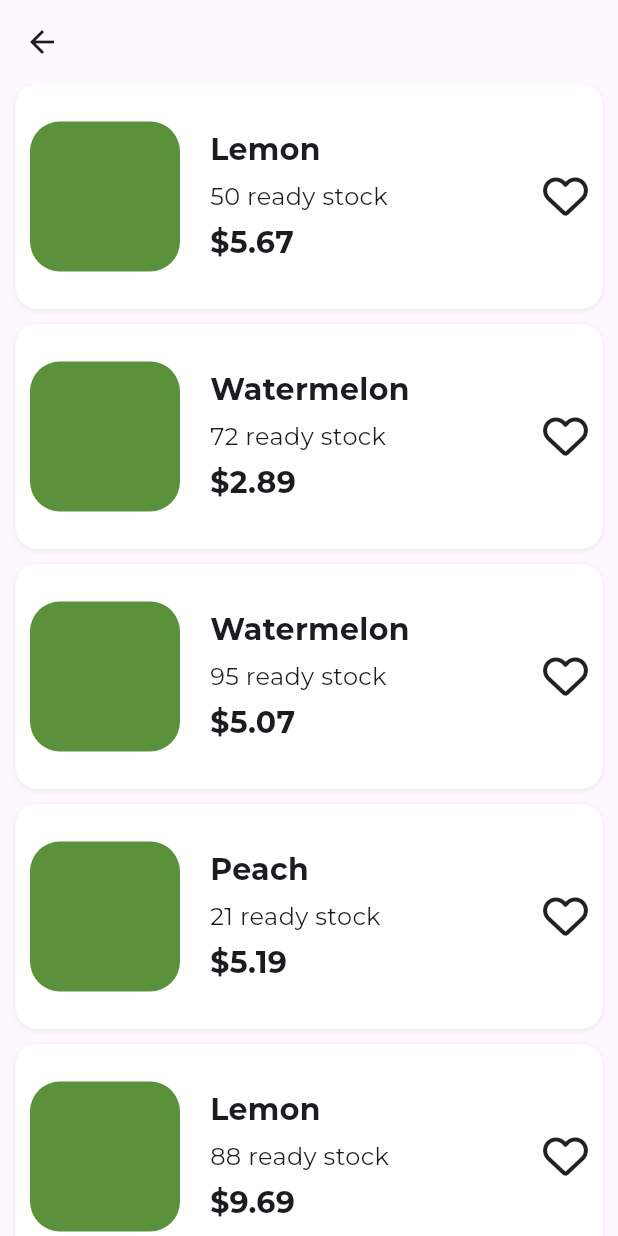
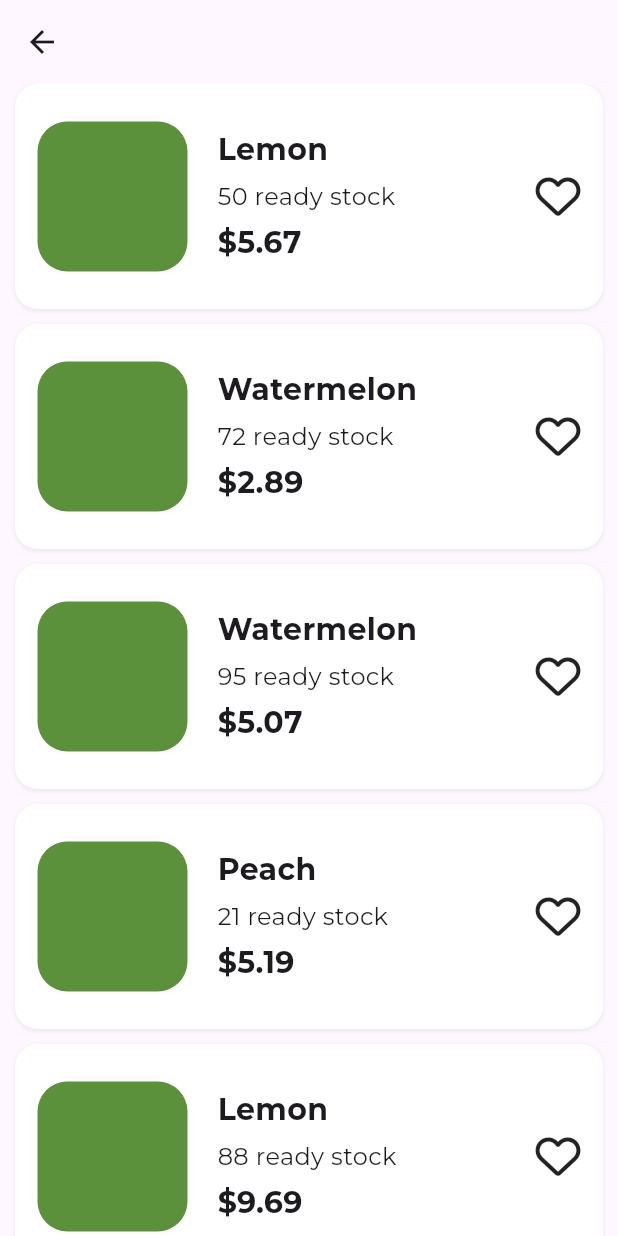
Before and after one commit to JIKEY002/Flutter-bai-tap-buoi_18, a Flutter app: the LayoutWidgetItem widget shown alone on an empty page, opened directly, on a phone screen of 412 x 824 dp. Run offline on Flutter 3.47's test engine with Material 3 defaults, Android fonts, the phone set to English and light mode, and no system bars; our stand-ins replace font_awesome_flutter.

Commit message:
Update padding in LayoutWidgetItem and change main widget to LayoutWidgetStarted

```diff
--- a/lib/component_1.dart
+++ b/lib/component_1.dart
@@ -308,7 +308,7 @@ class LayoutWidgetItem extends StatelessWidget {
               child: Column(
                 children: [
                   Container(
-                    padding: EdgeInsets.symmetric(horizontal: 10, vertical: 25),
+                    padding: EdgeInsets.symmetric(horizontal: 15, vertical: 25),
                     decoration: BoxDecoration(
                       color: Colors.white,
                       borderRadius: BorderRadius.circular(15),
--- a/lib/main.dart
+++ b/lib/main.dart
@@ -5,7 +5,7 @@ void main() {
   runApp(
     MaterialApp(
       debugShowCheckedModeBanner: false,
-      home: Scaffold(body: SafeArea(child: LayoutWidgetItem())),
+      home: Scaffold(body: SafeArea(child: LayoutWidgetStarted())),
     ),
   );
 }
```
